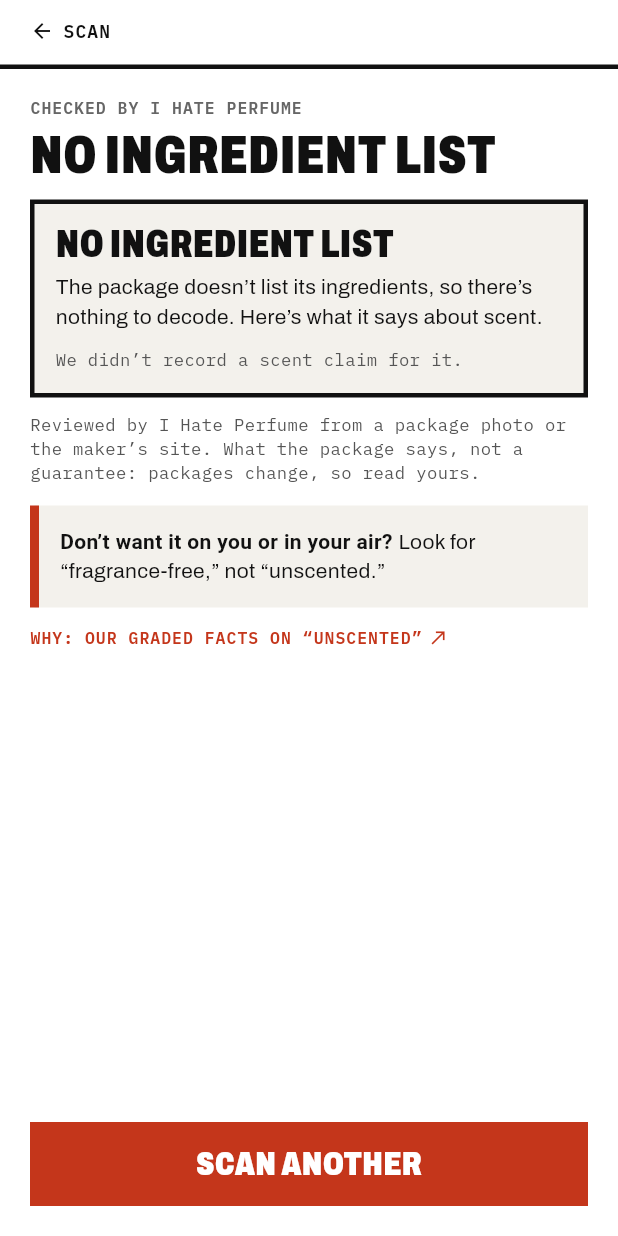
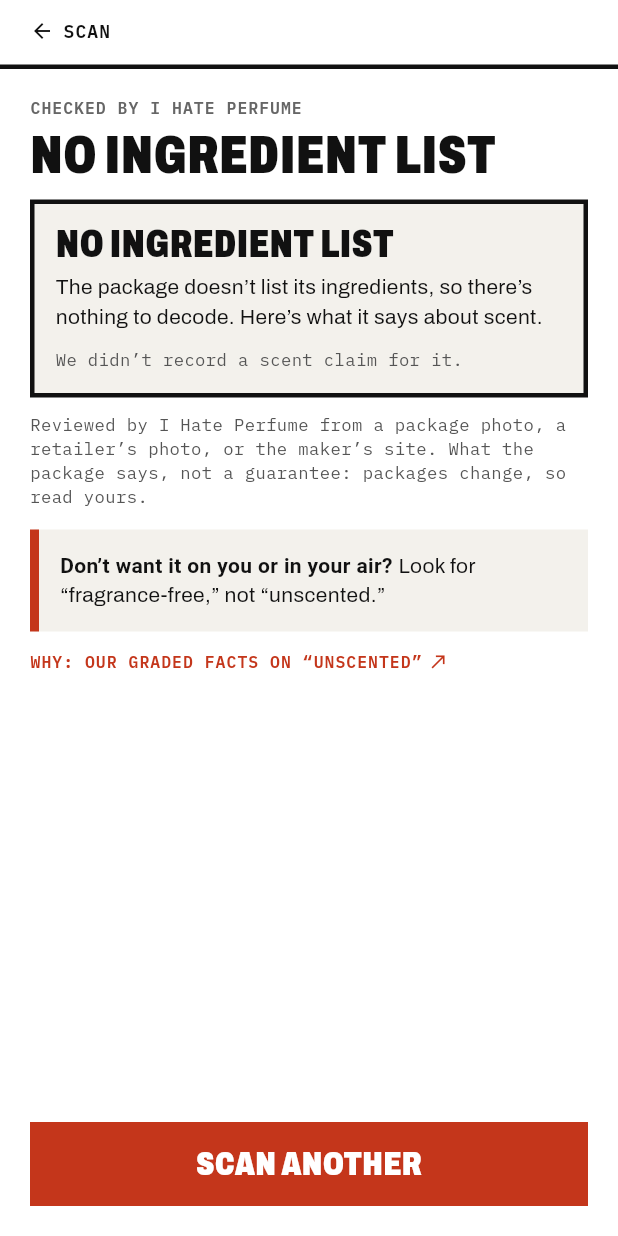
Before and after one commit to leakydata/ihateperfume-app, a Flutter app: the NoListScreen screen opened directly with empty values, on a phone screen of 412 x 824 dp. Run offline on Flutter 3.47's test engine with Material 3 defaults, Android fonts, the phone set to English and light mode, and no system bars; our stand-ins replace camera, diacritic, image_picker, share_plus, shared_preferences; missing offline and left inert: google_mlkit_text_recognition, mobile_scanner; accounts and stored records are empty; project files that could hold a hidden picture were left out.

Commit message:
Evidence "retailer photo": shown as "a retailer's photo of the package", so entries read from a store's product photo don't look like we held the package
Co-Authored-By: Claude Opus 5.5 <noreply@anthropic.com>

```diff
--- a/lib/finds.dart
+++ b/lib/finds.dart
@@ -16,7 +16,7 @@ class Find {
   final String? says; // 'fragrance-free', 'unscented', 'no scent listed', 'scented'
   final String? note;
   final String checked; // '2026-10'
-  final String evidence; // 'package photo' or 'maker site'
+  final String evidence; // 'package photo', 'retailer photo', or 'maker site'
   final String? barcode;
   const Find(
       {required this.name,
@@ -31,7 +31,12 @@ class Find {
   /// "Checked Oct 2026 · package photo"
   String get checkedLine => [
         if (checked.isNotEmpty) 'Checked ${monthYear(checked)}',
-        if (evidence.isNotEmpty) evidence == 'maker site' ? 'maker’s site' : evidence,
+        if (evidence.isNotEmpty)
+          switch (evidence) {
+            'maker site' => 'maker’s site',
+            'retailer photo' => 'retailer’s photo',
+            _ => evidence,
+          },
       ].join(' · ');
 }
 
--- a/lib/services.dart
+++ b/lib/services.dart
@@ -476,7 +476,7 @@ const ihpApi = 'https://ihateperfume.com/wp-json/ihp-app/v1';
 class IhpInfo {
   final String? says; // 'fragrance-free', 'unscented', 'no scent listed', 'scented', or null
   final String checked; // '2026-10'
-  final String evidence; // 'package photo' or 'maker site'
+  final String evidence; // 'package photo', 'retailer photo', or 'maker site'
   final bool noList;
   const IhpInfo({this.says, this.checked = '', this.evidence = '', this.noList = false});
 
@@ -528,8 +528,9 @@ String monthYear(String ym) {
 String ihpNote(IhpInfo? i) {
   final from = switch (i?.evidence) {
     'package photo' => 'a package photo',
+    'retailer photo' => 'a retailer’s photo of the package',
     'maker site' => 'the maker’s site',
-    _ => 'a package photo or the maker’s site',
+    _ => 'a package photo, a retailer’s photo, or the maker’s site',
   };
   final when = i == null || i.checked.isEmpty ? '' : ' (${monthYear(i.checked)})';
   return 'Reviewed by I Hate Perfume from $from$when.';
```
Also changed, not shown: 2 other files.
